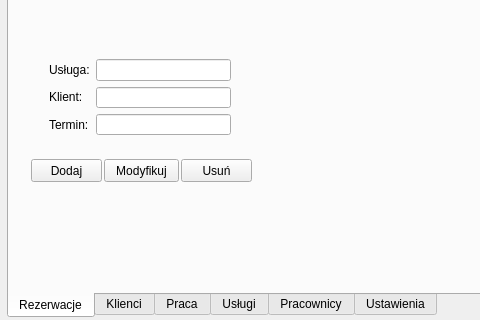
Old version of the form glowneokno.ui in the repository maciuk10/Gabinet_v1_0_0_Projekt; both pictures show x 0 to 480 and y 372 to 692 of the 935 by 692 pixel window.
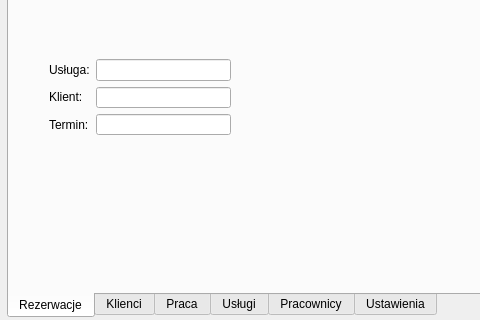
New version of the form. Icons and pictures are not drawn. Custom widgets are drawn as their Qt base class.

Commit message:
Dodawanie wizyt do bazy danych
Pełna funkcjonalność za wyjątkiem wyświetlania już zarezerwowanych wizyt 18042018 - 01:48

Patch:
```diff
--- a/glowneokno.ui
+++ b/glowneokno.ui
@@ -453,45 +453,6 @@
        <enum>QCalendarWidget::NoVerticalHeader</enum>
       </property>
      </widget>
-     <widget class="QPushButton" name="pushButton">
-      <property name="geometry">
-       <rect>
-        <x>22</x>
-        <y>420</y>
-        <width>71</width>
-        <height>23</height>
-       </rect>
-      </property>
-      <property name="text">
-       <string>Dodaj</string>
-      </property>
-     </widget>
-     <widget class="QPushButton" name="pushButton_2">
-      <property name="geometry">
-       <rect>
-        <x>95</x>
-        <y>420</y>
-        <width>75</width>
-        <height>23</height>
-       </rect>
-      </property>
-      <property name="text">
-       <string>Modyfikuj</string>
-      </property>
-     </widget>
-     <widget class="QPushButton" name="pushButton_3">
-      <property name="geometry">
-       <rect>
-        <x>172</x>
-        <y>420</y>
-        <width>71</width>
-        <height>23</height>
-       </rect>
-      </property>
-      <property name="text">
-       <string>Usuń</string>
-      </property>
-     </widget>
      <widget class="QGroupBox" name="hoursField">
       <property name="geometry">
        <rect>
```
Left out of the diff: 2 changed lines with no effect on the pictures. The commit also changes 2 other files.
